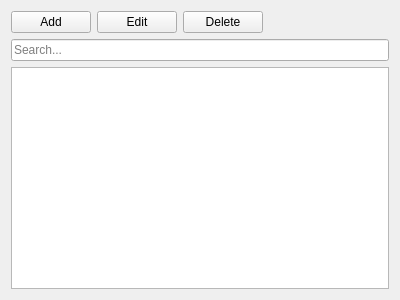
First picture: the form in Widgets/Docks/DockLines.ui, repository ma7t3/ScheduleMaster, before the edit.
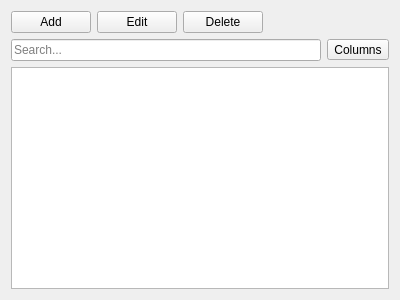
Second picture: the form after the edit.

Commit message: Add column managment in Busstops, Lines & Routes docks

What changed in the file:
```diff
--- a/Widgets/Docks/DockLines.ui
+++ b/Widgets/Docks/DockLines.ui
@@ -53,6 +53,8 @@
     </layout>
    </item>
    <item>
+    <layout class="QHBoxLayout" name="horizontalLayout_2">
+     <item>
     <widget class="QLineEdit" name="leSearch">
      <property name="placeholderText">
       <string>Search...</string>
@@ -61,6 +63,18 @@
       <bool>true</bool>
      </property>
     </widget>
+     </item>
+     <item>
+      <widget class="QToolButton" name="tbColumns">
+       <property name="text">
+        <string>Columns</string>
+       </property>
+       <property name="popupMode">
+        <enum>QToolButton::ToolButtonPopupMode::InstantPopup</enum>
+       </property>
+      </widget>
+     </item>
+    </layout>
    </item>
    <item>
     <widget class="QTableView" name="twLines">
```
Lines whose indentation alone changed are shown as unchanged. The commit also changes 8 other files.
